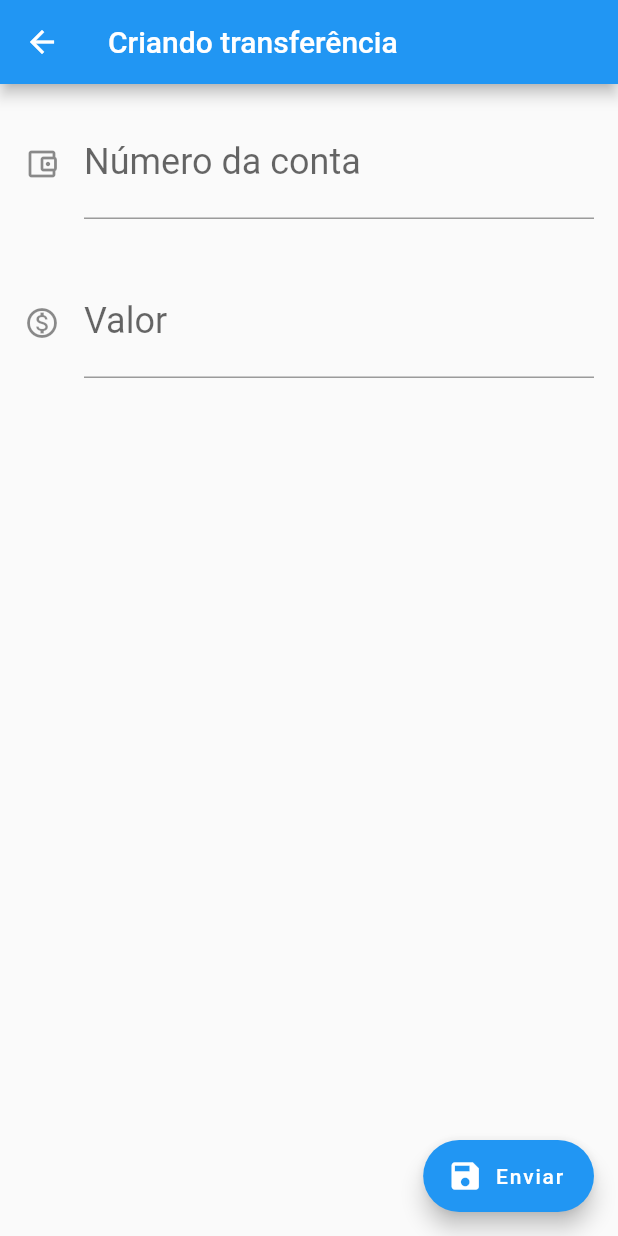
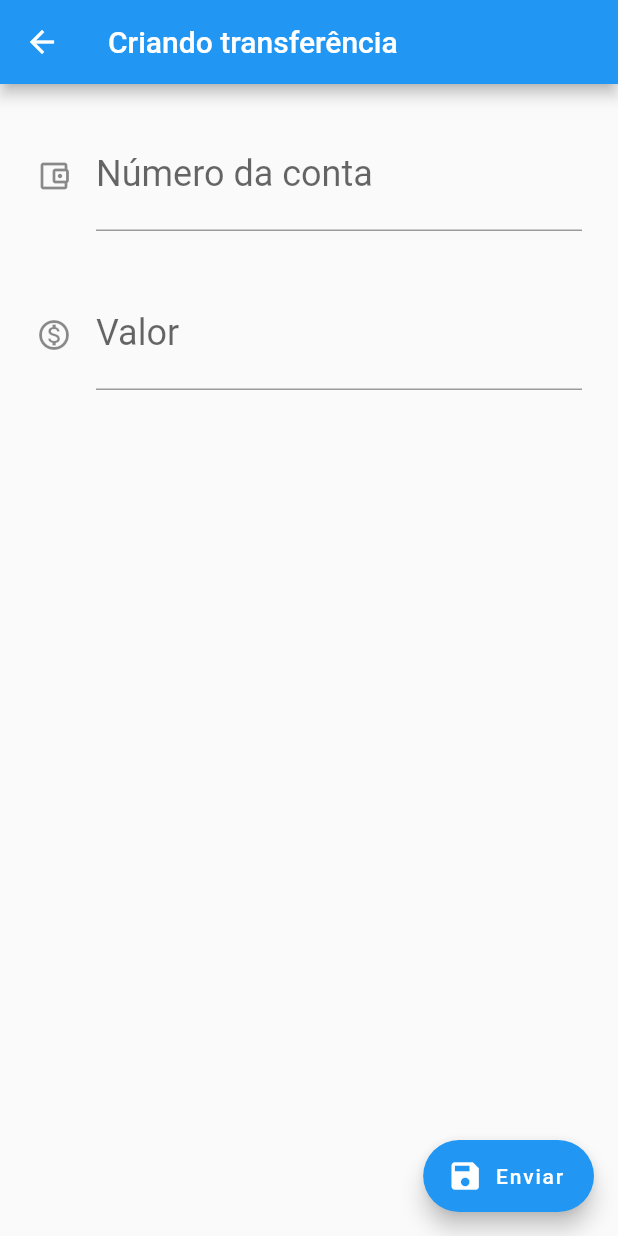
Before and after one commit to filipebezerra/bytebank-app-flutter-dart, a Flutter app: the CadastroTransferencia screen opened directly, on a phone screen of 412 x 824 dp. Run offline on Flutter 3.47's test engine with Material 2 defaults, Android fonts, the phone set to English and light mode, and no system bars.

Commit message:
fix: Corrige layout com Widgets de edição sobrepostos em orientação paisagem

```diff
--- a/lib/main.dart
+++ b/lib/main.dart
@@ -20,7 +20,9 @@ class CadastroTransferencia extends StatelessWidget {
       appBar: AppBar(
         title: Text("Criando transferência"),
       ),
-      body: Column(
+      body: SingleChildScrollView(
+        padding: const EdgeInsets.all(8.0),
+        child: Column(
           children: <Widget>[
             EditorTextoField(
               controlador: _controladorNumeroContaTexto,
@@ -37,6 +39,7 @@ class CadastroTransferencia extends StatelessWidget {
               tipoTeclado: TextInputType.numberWithOptions(decimal: true),
             ),
           ],
+        ),
       ),
       floatingActionButton: FloatingActionButton.extended(
         icon: Icon(Icons.save),
```
Lines whose indentation alone changed are shown as unchanged.
